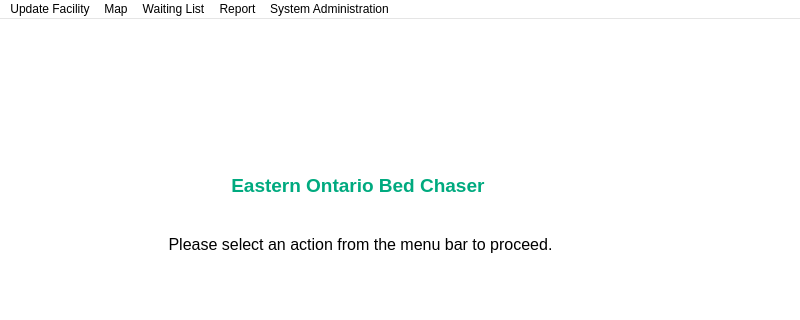
Qt form welcome.ui (hummushaman/EOBCproject) before a commit; both pictures show x 0 to 800 and y 0 to 320 of the 800 by 600 pixel window.
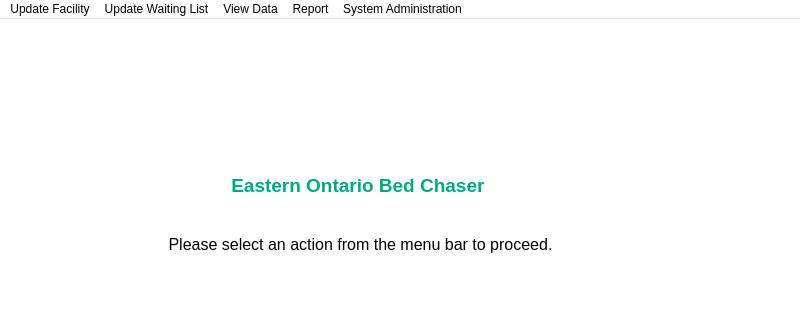
The same form after that commit. Icons and pictures are not drawn.

The edit to the form file:
```diff
--- a/welcome.ui
+++ b/welcome.ui
@@ -492,13 +492,13 @@
    </widget>
    <widget class="QMenu" name="menuMap">
     <property name="title">
-     <string>Map</string>
+     <string>View Data</string>
     </property>
     <addaction name="actionViewMap"/>
    </widget>
    <widget class="QMenu" name="menuWaiting_List">
     <property name="title">
-     <string>Waiting List</string>
+     <string>Update Waiting List</string>
     </property>
     <addaction name="actionAdd_patient"/>
     <addaction name="actionRemove_patient"/>
@@ -518,8 +518,8 @@
     <addaction name="actionAdd_facility"/>
    </widget>
    <addaction name="menuUpdateFacility"/>
-   <addaction name="menuMap"/>
    <addaction name="menuWaiting_List"/>
+   <addaction name="menuMap"/>
    <addaction name="menuReport"/>
    <addaction name="menuSystem_Administration"/>
   </widget>
```
Left out of the diff: 14 changed lines with no effect on the pictures.
